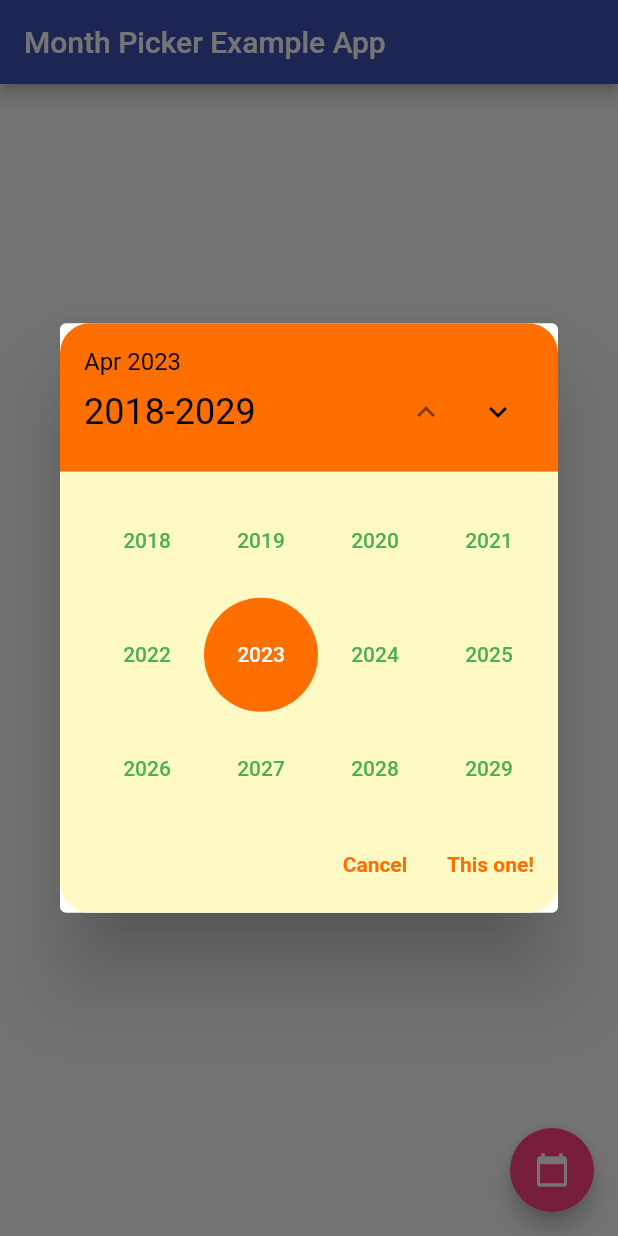
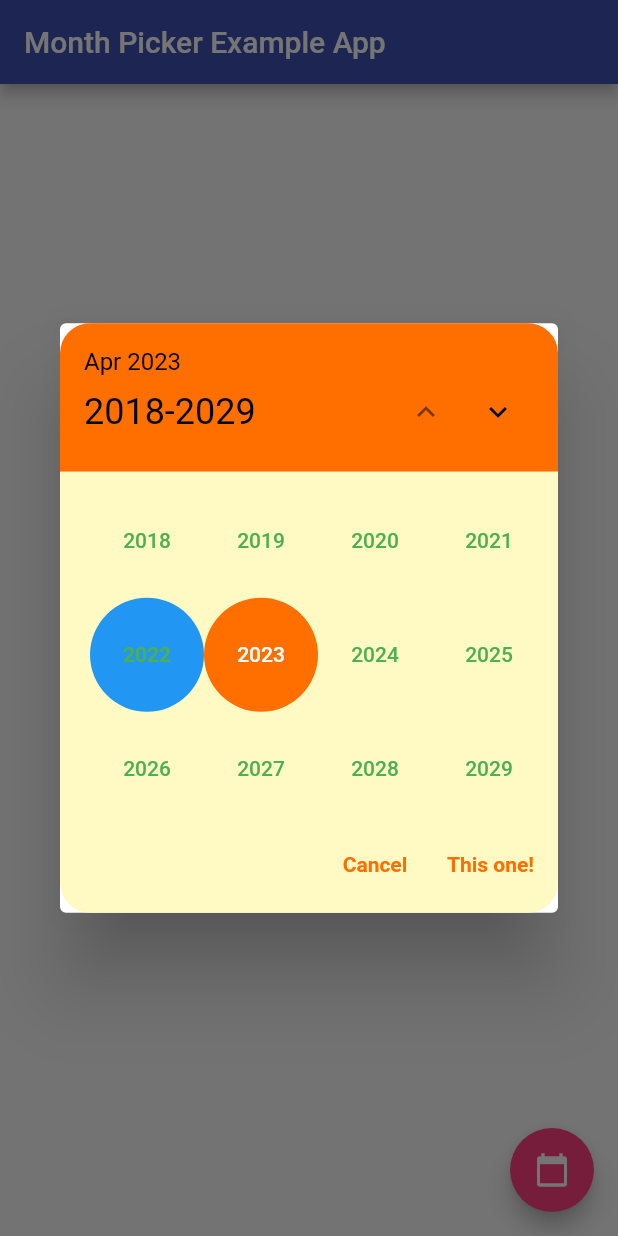
Before and after one commit to Macacoazul01/month_picker_dialog, a Flutter app: the screen it shows after launch, after a tap on the "calendar today" icon, on a phone screen of 412 x 824 dp. Run offline on Flutter 3.47's test engine with Material 2 defaults, Android fonts, the phone set to English and light mode, and no system bars.

Commit message:
Added monthStylePredicate to custom month button colors

```diff
--- a/example/lib/main.dart
+++ b/example/lib/main.dart
@@ -69,6 +69,30 @@ class _MyAppState extends State<MyApp> {
                 locale: const Locale('en'),
                 //show only even months
                 selectableMonthPredicate: (DateTime val) => val.month.isEven,
+                monthStylePredicate: (DateTime val) {
+                  if (val.month == 4) {
+                    return TextButton.styleFrom(
+                      backgroundColor: Colors.blue,
+                      textStyle: TextStyle(
+                        color: Colors.black,
+                        fontWeight: FontWeight.bold,
+                      ),
+                    );
+                  }
+                  return null;
+                },
+                yearStylePredicate: (int val) {
+                  if (val == 2022) {
+                    return TextButton.styleFrom(
+                      backgroundColor: Colors.blue,
+                      textStyle: TextStyle(
+                        color: Colors.black,
+                        fontWeight: FontWeight.bold,
+                      ),
+                    );
+                  }
+                  return null;
+                },
                 headerColor: Colors.amber[900],
                 headerTextColor: Colors.black,
                 selectedMonthBackgroundColor: Colors.amber[900],
@@ -90,7 +114,7 @@ class _MyAppState extends State<MyApp> {
                 ),
                 roundedCornersRadius: 20,
                 yearFirst: true,
-                backgroundColor: Colors.yellow[100]
+                backgroundColor: Colors.yellow[100],
                 //forceSelectedDate: true,
                 //dismissible: true,
                 // capitalizeFirstLetter: true,
--- a/lib/month_picker_dialog.dart
+++ b/lib/month_picker_dialog.dart
@@ -18,6 +18,10 @@ import 'src/year_selector/year_selector.dart';
 /// [lastDate] is the optional upper bound for month selection.
 ///
 /// [selectableMonthPredicate] lets you control enabled months just like the official selectableDayPredicate.
+///
+/// [monthStylePredicate] allows you to individually customize each month.
+///
+/// [yearStylePredicate] allows you to individually customize each year.
 ///
 /// [capitalizeFirstLetter] lets you control if your months names are capitalized or not.
 ///
@@ -54,6 +58,8 @@ Future<DateTime?> showMonthPicker({
   DateTime? lastDate,
   Locale? locale,
   bool Function(DateTime)? selectableMonthPredicate,
+  ButtonStyle? Function(DateTime)? monthStylePredicate,
+  ButtonStyle? Function(int)? yearStylePredicate,
   bool capitalizeFirstLetter = true,
   Color? headerColor,
   Color? headerTextColor,
@@ -78,6 +84,8 @@ Future<DateTime?> showMonthPicker({
     lastDate: lastDate,
     locale: locale,
     selectableMonthPredicate: selectableMonthPredicate,
+    monthStylePredicate: monthStylePredicate,
+    yearStylePredicate: yearStylePredicate,
     capitalizeFirstLetter: capitalizeFirstLetter,
     headerColor: headerColor,
     headerTextColor: headerTextColor,
--- a/lib/src/helpers/controller.dart
+++ b/lib/src/helpers/controller.dart
@@ -1,3 +1,4 @@
+import 'package:flutter/material.dart';
 import 'package:flutter/widgets.dart';
 
 import '/src/helpers/extensions.dart';
@@ -11,6 +12,8 @@ class MonthpickerController {
     this.lastDate,
     this.locale,
     this.selectableMonthPredicate,
+    this.monthStylePredicate,
+    this.yearStylePredicate,
     required this.capitalizeFirstLetter,
     this.headerColor,
     this.headerTextColor,
@@ -31,6 +34,8 @@ class MonthpickerController {
   final DateTime? firstDate, lastDate, initialDate;
   final Locale? locale;
   final bool Function(DateTime)? selectableMonthPredicate;
+  final ButtonStyle? Function(DateTime)? monthStylePredicate;
+  final ButtonStyle? Function(int)? yearStylePredicate;
   final bool capitalizeFirstLetter, yearFirst, forceSelectedDate;
   final Color? headerColor,
       headerTextColor,
--- a/lib/src/year_selector/year_button.dart
+++ b/lib/src/year_selector/year_button.dart
@@ -50,9 +50,7 @@ class YearButton extends StatelessWidget {
     final ThemeData theme = Theme.of(context);
     final Color backgroundColor =
         controller.selectedMonthBackgroundColor ?? theme.colorScheme.secondary;
-    return TextButton(
-      onPressed: isEnabled ? () => onYearSelected(year) : null,
-      style: TextButton.styleFrom(
+    ButtonStyle yearStyle = TextButton.styleFrom(
       foregroundColor: year == controller.selectedDate.year
           ? theme.textTheme.labelLarge!
               .copyWith(
@@ -65,7 +63,16 @@ class YearButton extends StatelessWidget {
               : controller.unselectedMonthTextColor,
       backgroundColor:
           year == controller.selectedDate.year ? backgroundColor : null,
-          shape: const CircleBorder()),
+      shape: const CircleBorder(),
+    );
+
+    if (controller.yearStylePredicate != null) {
+      yearStyle = yearStyle.merge(controller.yearStylePredicate!(year));
+    }
+
+    return TextButton(
+      onPressed: isEnabled ? () => onYearSelected(year) : null,
+      style: yearStyle,
       child: Text(
         DateFormat.y(localeString).format(DateTime(year)),
       ),
```
Also changed, not shown: lib/src/month_selector/month_button.dart (+12 -6 lines). Lines whose indentation alone changed are shown as unchanged.
